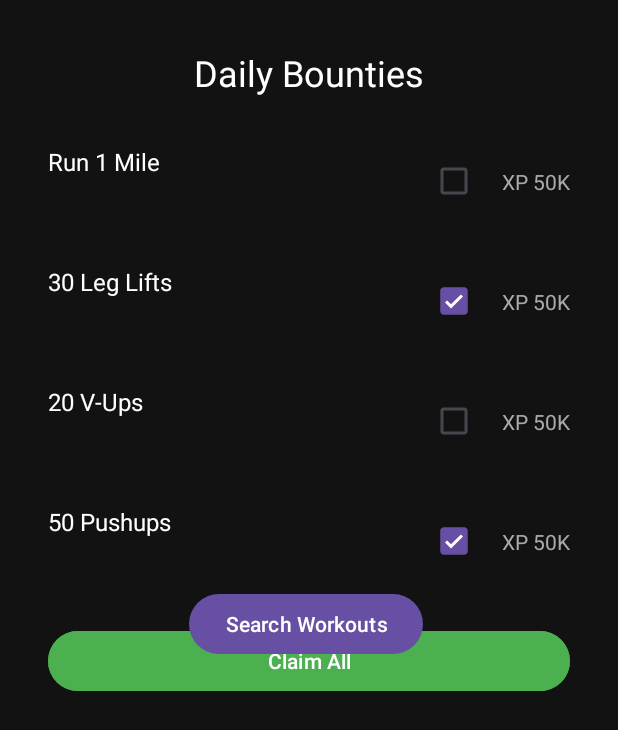
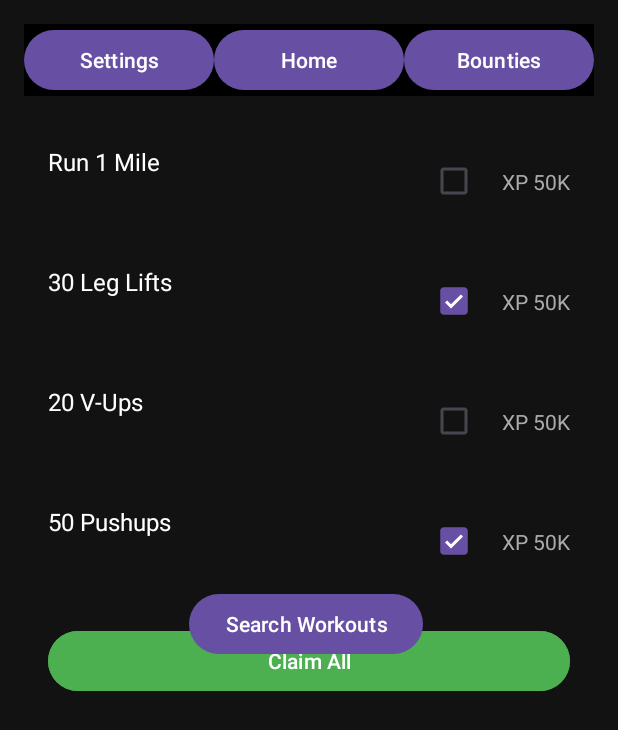
Before and after one commit to NordicNormad/GymRoyale, an Android app: the fragment BountyFragment placed in its activity, on a phone screen of 412 x 824 dp. Shown: the top 730 px of the screen. Run offline under Robolectric (Android 15) with nearby library versions, the phone set to English and light mode, and no system bars.

Commit message:
added navigation functionality to bounties

```diff
--- a/app/src/main/java/com/cs407/gymroyale/BountyFragment.kt
+++ b/app/src/main/java/com/cs407/gymroyale/BountyFragment.kt
@@ -32,6 +32,9 @@ class BountyFragment : Fragment() {
         savedInstanceState: Bundle?
     ): View? {
         val view = inflater.inflate(R.layout.fragment_bounty, container, false)
+        val bottomNavSettingsButton = view.findViewById<Button>(R.id.buttonBottomNavSettings)
+        val bottomNavHomeButton = view.findViewById<Button>(R.id.buttonBottomNavHome)
+        val bottomNavBountyButton = view.findViewById<Button>(R.id.buttonBottomNavBounties)
 
         recyclerView = view.findViewById(R.id.rvBounties)
         btnClaimAll = view.findViewById(R.id.btnClaimAll)
@@ -50,6 +53,16 @@ class BountyFragment : Fragment() {
         openSearchButton.setOnClickListener {
             val intent = Intent(requireContext(), SearchWorkout::class.java)
             startActivity(intent)
+        }
+
+        bottomNavBountyButton.setOnClickListener {        }
+
+        bottomNavSettingsButton.setOnClickListener { /* Empty */ }
+        bottomNavHomeButton.setOnClickListener {
+            parentFragmentManager.beginTransaction()
+                .replace(R.id.fragment_container, LandingPageFragment())
+                .addToBackStack(null)
+                .commit()
         }
 
         return view
--- a/app/src/main/java/com/cs407/gymroyale/LandingPage.kt
+++ b/app/src/main/java/com/cs407/gymroyale/LandingPage.kt
@@ -19,9 +19,9 @@ class LandingPageFragment : Fragment() {
         val profileButton = view.findViewById<Button>(R.id.buttonProfile)
         val logWorkoutButton = view.findViewById<Button>(R.id.buttonLogWorkout)
         val findChallengerButton = view.findViewById<Button>(R.id.buttonFindChallenger)
-        val bottomNavMenuButton = view.findViewById<Button>(R.id.buttonBottomNavMenu)
-        val bottomNavWorkoutButton = view.findViewById<Button>(R.id.buttonBottomNavWorkout)
-        val bottomNavHistoryButton = view.findViewById<Button>(R.id.buttonBottomNavHistory)
+        val bottomNavSettingsButton = view.findViewById<Button>(R.id.buttonBottomNavSettings)
+        val bottomNavHomeButton = view.findViewById<Button>(R.id.buttonBottomNavHome)
+        val bottomNavBountyButton = view.findViewById<Button>(R.id.buttonBottomNavBounties)
 
         menuButton.setOnClickListener { /* Empty */ }
         profileButton.setOnClickListener { /* Empty */ }
@@ -36,15 +36,15 @@ class LandingPageFragment : Fragment() {
         }
 
         // Load BountyFragment when the Bounties button is clicked
-        bottomNavHistoryButton.setOnClickListener {
+        bottomNavBountyButton.setOnClickListener {
             parentFragmentManager.beginTransaction()
                 .replace(R.id.fragment_container, BountyFragment())
                 .addToBackStack(null)
                 .commit()
         }
 
-        bottomNavMenuButton.setOnClickListener { /* Empty */ }
-        bottomNavWorkoutButton.setOnClickListener { /* Empty */ }
+        bottomNavSettingsButton.setOnClickListener { /* Empty */ }
+        bottomNavHomeButton.setOnClickListener { /* Empty */ }
 
         return view
     }
--- a/app/src/main/res/layout/fragment_bounty.xml
+++ b/app/src/main/res/layout/fragment_bounty.xml
@@ -52,4 +52,41 @@
         app:layout_constraintStart_toStartOf="parent"
         app:layout_constraintTop_toTopOf="parent" />
 
+    <!-- Bottom navigation bar -->
+    <LinearLayout
+        android:layout_width="match_parent"
+        android:layout_height="wrap_content"
+        android:orientation="horizontal"
+        android:gravity="center"
+        android:layout_alignParentBottom="true"
+        android:background="#000000">
+
+        <!-- Bottom nav - Settings -->
+        <Button
+            android:id="@+id/buttonBottomNavSettings"
+            android:layout_width="0dp"
+            android:layout_height="wrap_content"
+            android:layout_weight="1"
+            android:text="Settings"
+            android:contentDescription="Menu" />
+
+        <!-- Bottom nav - homepage -->
+        <Button
+            android:id="@+id/buttonBottomNavHome"
+            android:layout_width="0dp"
+            android:layout_height="wrap_content"
+            android:layout_weight="1"
+            android:text="Home"
+            android:contentDescription="Workout" />
+
+        <!-- Bottom nav - bounties -->
+        <Button
+            android:id="@+id/buttonBottomNavBounties"
+            android:layout_width="0dp"
+            android:layout_height="wrap_content"
+            android:layout_weight="1"
+            android:text="Bounties"
+            android:contentDescription="Bounties" />
+    </LinearLayout>
+
 </androidx.constraintlayout.widget.ConstraintLayout>
--- a/app/src/main/res/layout/fragment_challenger_found_activity.xml
+++ b/app/src/main/res/layout/fragment_challenger_found_activity.xml
@@ -3,7 +3,7 @@
     xmlns:app="http://schemas.android.com/apk/res-auto"
     android:layout_width="match_parent"
     android:layout_height="match_parent"
-    android:background="#00FFFF"
+    android:background="#000000"
     android:padding="16dp">
 
     <!-- Black Card Background -->
--- a/app/src/main/res/layout/fragment_landing_page.xml
+++ b/app/src/main/res/layout/fragment_landing_page.xml
@@ -89,29 +89,31 @@
         android:layout_alignParentBottom="true"
         android:background="#000000">
 
-        <!-- Bottom nav - menu -->
+        <!-- Bottom nav - Settings -->
         <Button
-            android:id="@+id/buttonBottomNavMenu"
+            android:id="@+id/buttonBottomNavSettings"
             android:layout_width="0dp"
             android:layout_height="wrap_content"
             android:layout_weight="1"
+            android:text="Settings"
             android:contentDescription="Menu" />
 
-        <!-- Bottom nav - workout -->
+        <!-- Bottom nav - homepage -->
         <Button
-            android:id="@+id/buttonBottomNavWorkout"
+            android:id="@+id/buttonBottomNavHome"
             android:layout_width="0dp"
             android:layout_height="wrap_content"
             android:layout_weight="1"
+            android:text="Home"
             android:contentDescription="Workout" />
 
-        <!-- Bottom nav - history -->
+        <!-- Bottom nav - bounties -->
         <Button
-            android:id="@+id/buttonBottomNavHistory"
+            android:id="@+id/buttonBottomNavBounties"
             android:layout_width="0dp"
             android:layout_height="wrap_content"
             android:layout_weight="1"
             android:text="Bounties"
-            android:contentDescription="History" />
+            android:contentDescription="Bounties" />
     </LinearLayout>
 </RelativeLayout>
```
